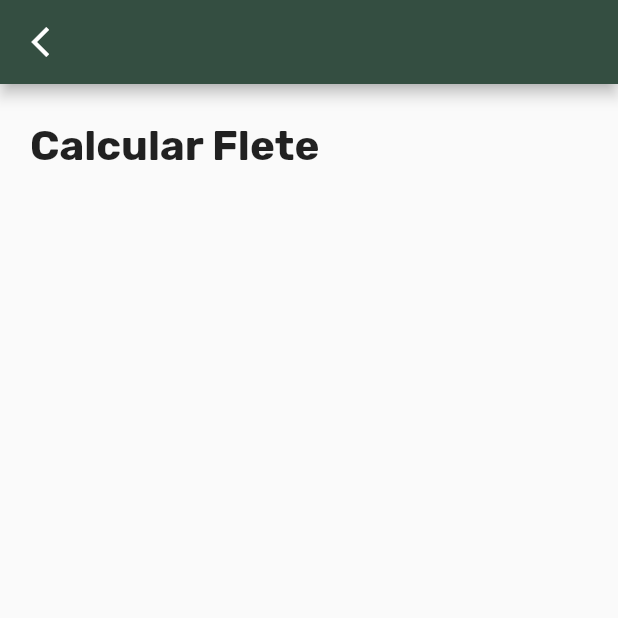
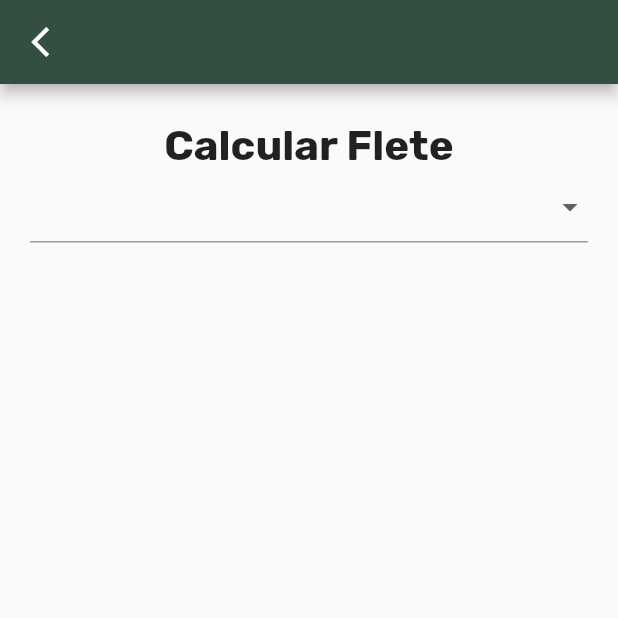
Before and after one commit to crijumubu/MiEnvio, a Flutter app: the FleteForm screen opened by its route, on a phone screen of 412 x 824 dp, the top half of it. Run offline on Flutter 3.47's test engine with Material 2 defaults, Android fonts, the phone set to English and light mode, and no system bars; our stand-ins replace dot_navigation_bar, google_fonts, google_maps_flutter, intro_slider, quickalert, shared_preferences; accounts and stored records are empty.

Commit message:
Select input

```diff
--- a/frontend/lib/views/flete_form/flete_form.dart
+++ b/frontend/lib/views/flete_form/flete_form.dart
@@ -1,13 +1,13 @@
 import 'package:flutter/material.dart';
-import 'package:flutter/src/widgets/framework.dart';
-import 'package:flutter/src/widgets/placeholder.dart';
-import 'package:frontend/views/flete_form/widgets/input.dart';
+import 'package:frontend/views/flete_form/widgets/select_input.dart';
 import 'package:frontend/views/register/widgets/header_back.dart';
-import 'package:frontend/views/register/widgets/text_input.dart';
 import 'package:google_fonts/google_fonts.dart';
+
+List<String> confVehiculo = ["","Camión dos ejes - Sencillo", "Tractocamión dos ejes - Patineta - Minimula con semiremolque de dos ejes", "Tractocamión dos ejes - Patineta - Minimula con semiremolque de tres ejes", "Camión tres ejes - Dobletroque", "Tractocamión tres ejes - Tractomula con semiremolque de dos ejes", "Tractocamión tres ejes - Tractomula con semiremolque de tres ejes"];
 
 class FleteForm extends StatelessWidget {
   FleteForm({super.key});
+  String conf = "";
 
   final TextEditingController horaCargue = TextEditingController();
   final TextEditingController horaDescargue = TextEditingController();
@@ -30,7 +30,7 @@ class FleteForm extends StatelessWidget {
             Form(
               child: Column(
                 children:  [
-                  // Input(controller: controller, inputText: inputText)
+                  SelectInput(list: confVehiculo, value: conf)
                 ],
               ),
             )
--- /dev/null
+++ b/frontend/lib/views/flete_form/widgets/select_input.dart
@@ -0,0 +1,44 @@
+import 'package:flutter/material.dart';
+
+class SelectInput extends StatefulWidget {
+  const SelectInput({super.key, required this.list, required this.value});
+  final List<String> list;
+  final String value;
+
+  @override
+  State<SelectInput> createState() => _SelectInputState();
+}
+
+class _SelectInputState extends State<SelectInput> {
+  String btnValue = "";
+  double width = 0;
+
+  @override
+  void initState() {
+    btnValue = widget.value;
+    super.initState();
+  }
+
+
+  @override
+  Widget build(BuildContext context) {
+    return DropdownButtonFormField(
+      isExpanded: true,
+      decoration: const InputDecoration(
+
+      ),
+      icon: const Icon(Icons.arrow_drop_down),
+      items:widget.list.map((value){
+        return DropdownMenuItem(
+          value: value,
+          child: Text(value)
+        );
+      }).toList(),
+      onChanged: (String? value){
+        setState(() {
+          btnValue = value!;
+        });
+      }
+    );
+  }
+}
```
